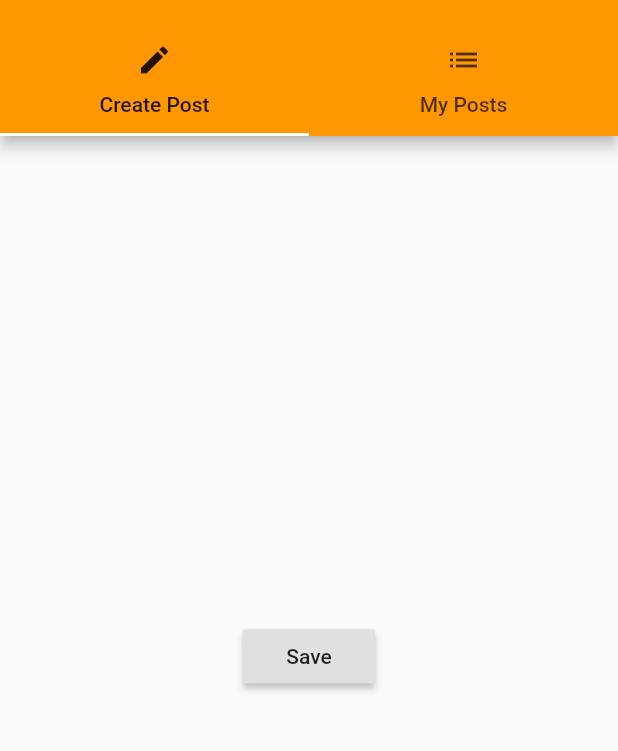
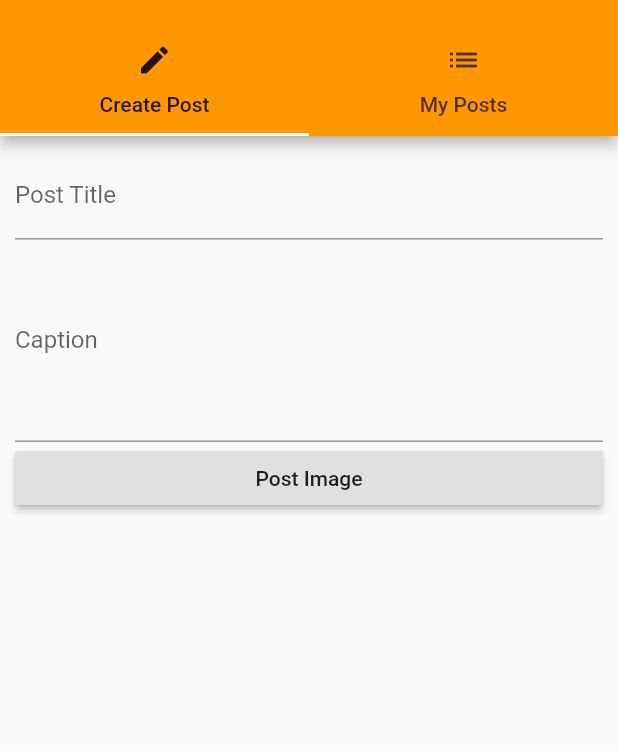
Before and after one commit to kziechmann/Flutter_UMF, a Flutter app: the PostsAdminPage screen opened by its route, on a phone screen of 412 x 824 dp, the part 59-810 px from its top. Run offline on Flutter 3.47's test engine with Material 2 defaults, Android fonts, the phone set to English and light mode, and no system bars.

Commit message:
Restructured addPost and removePost functions to move them to createPosts page.

```diff
--- a/lib/pages/admin.dart
+++ b/lib/pages/admin.dart
@@ -1,9 +1,13 @@
 import 'package:flutter/material.dart';
-import './posts.dart';
 import 'postList.dart';
 import 'createPost.dart';
 
 class PostsAdminPage extends StatelessWidget {
+  final Function addPost;
+  final Function removePost;
+
+  PostsAdminPage( this.addPost, this.removePost);
+
   @override
   Widget build(BuildContext context) {
     return DefaultTabController(
@@ -36,7 +40,7 @@ class PostsAdminPage extends StatelessWidget {
       ),
       body: TabBarView(
         children: <Widget>[
-          CreatePostsPage(),
+          CreatePostsPage( this.addPost),
           PostListPage(),
         ],
         ),
--- a/lib/pages/auth.dart
+++ b/lib/pages/auth.dart
@@ -1,5 +1,4 @@
 import 'package:flutter/material.dart';
-import 'posts.dart';
 
 
 class AuthPage extends StatelessWidget{
--- a/lib/pages/createPost.dart
+++ b/lib/pages/createPost.dart
@@ -1,21 +1,53 @@
 import 'package:flutter/material.dart';
 
-class CreatePostsPage extends StatelessWidget {
+class CreatePostsPage extends StatefulWidget {
+  final Function addProduct;
+
+  CreatePostsPage(this.addProduct);
+
+  @override
+  State<StatefulWidget> createState() {
+    return _CreatePostsPageState();
+  }
+}
+
+class _CreatePostsPageState extends State<CreatePostsPage> {
+  String titleValue = '';
+  String descriptionValue = '';
+
   @override
   Widget build(BuildContext context) {
-    return Center(
-      child: RaisedButton(
-        child: Text('Save'),
-        onPressed: () {
-          showModalBottomSheet(
-              context: context,
-              builder: (BuildContext context) {
-                return Center(
-                  child: Text('This is a Modal!'),
-                );
-              });
-        },
-      ),
+    return Container(
+      margin: EdgeInsets.all(10.0),
+      child: ListView(
+      children: <Widget>[
+        TextField(
+          decoration: InputDecoration(labelText: 'Post Title'),
+          onChanged: (String value) {
+            setState(() {
+              titleValue = value;
+            });
+          },
+        ),
+        TextField(
+          decoration: InputDecoration(labelText: 'Caption'),
+          maxLines: 5,
+          onChanged: (String value) {
+            setState(() {
+              descriptionValue = value;
+            });
+          },
+        ),
+        RaisedButton(child: Text('Post Image'), onPressed: (){
+          final Map <String, String> post = {
+            'title': titleValue,
+            'description': descriptionValue,
+            'image': 'assets/mountains.jpg'
+          };
+          widget.addProduct(post);
+        },)
+      ],
+    ),
     );
   }
 }
```
Also changed, not shown: lib/main.dart (+4 -5 lines), lib/pages/posts.dart (+3 -4 lines), lib/post_control.dart (deleted, +0 -19 lines), lib/post_manager.dart (+3 -9 lines), lib/posts.dart (+3 -8 lines).
